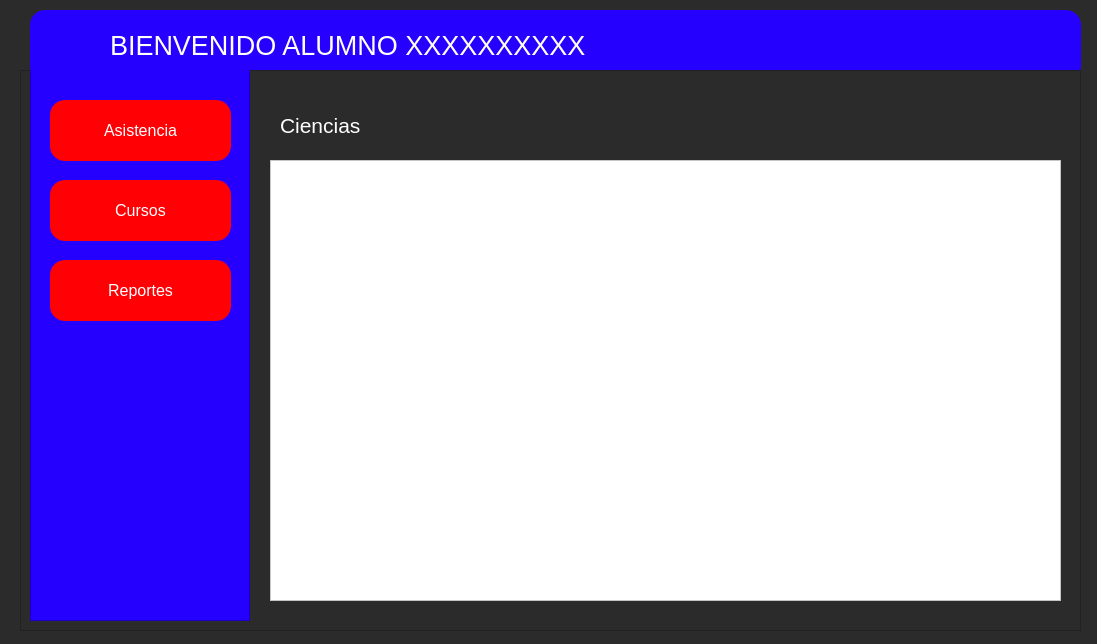
Before: the Qt Designer form entrar.ui in Giavic/Taller_de_software_TF, drawn with Qt 5.
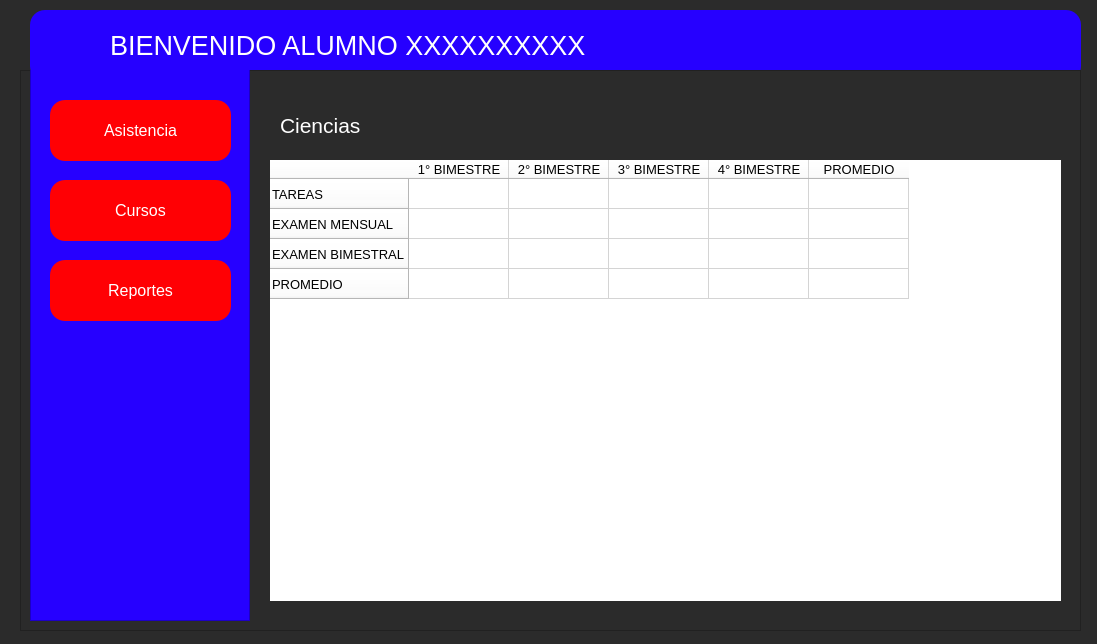
After: the same form once the commit is applied. The open tabs and pages were chosen to show the change. Icons and pictures are not drawn.

```diff
--- a/entrar.ui
+++ b/entrar.ui
@@ -541,6 +541,11 @@
       </widget>
      </widget>
      <widget class="QWidget" name="page_ciencias">
+      <property name="font">
+       <font>
+        <pointsize>10</pointsize>
+       </font>
+      </property>
       <widget class="QTableWidget" name="tableWidget_4">
        <property name="geometry">
         <rect>
@@ -550,6 +555,56 @@
          <height>441</height>
         </rect>
        </property>
+       <property name="styleSheet">
+        <string notr="true">font:10pt;
+border:rgb(0, 0, 0);
+background-color: rgb(255, 255, 255);</string>
+       </property>
+       <row>
+        <property name="text">
+         <string>TAREAS</string>
+        </property>
+       </row>
+       <row>
+        <property name="text">
+         <string>EXAMEN MENSUAL</string>
+        </property>
+       </row>
+       <row>
+        <property name="text">
+         <string>EXAMEN BIMESTRAL</string>
+        </property>
+       </row>
+       <row>
+        <property name="text">
+         <string>PROMEDIO</string>
+        </property>
+       </row>
+       <column>
+        <property name="text">
+         <string>1° BIMESTRE</string>
+        </property>
+       </column>
+       <column>
+        <property name="text">
+         <string>2° BIMESTRE</string>
+        </property>
+       </column>
+       <column>
+        <property name="text">
+         <string>3° BIMESTRE</string>
+        </property>
+       </column>
+       <column>
+        <property name="text">
+         <string>4° BIMESTRE</string>
+        </property>
+       </column>
+       <column>
+        <property name="text">
+         <string>PROMEDIO</string>
+        </property>
+       </column>
       </widget>
       <widget class="QLabel" name="label_5">
        <property name="geometry">
```
Left out of the diff: 189 changed lines with no effect on the pictures.
